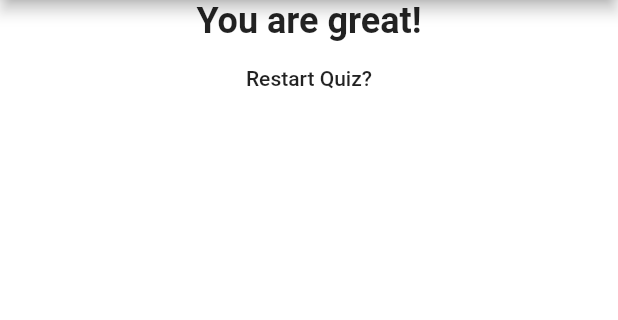
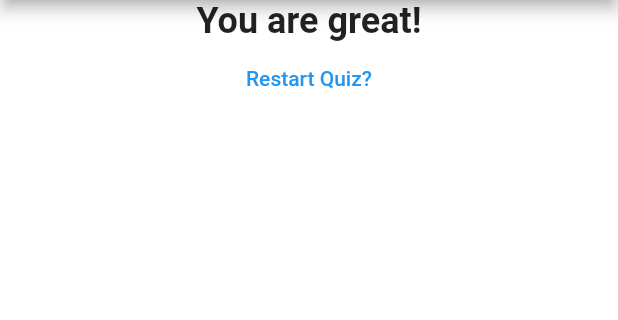
Before and after one commit to chandra-deb/FirstFlutterApp, a Flutter app: the screen it shows after launch, after a tap on "Red", after a tap on "Bull", on a phone screen of 412 x 824 dp, the part 84-404 px from its top. Run offline on Flutter 3.47's test engine with Material 2 defaults, Android fonts, the phone set to English and light mode, and no system bars.

Commit message:
changed Resterd Button to Blue Color

```diff
--- a/lib/result.dart
+++ b/lib/result.dart
@@ -30,7 +30,11 @@ class Result extends StatelessWidget {
             style: TextStyle(fontSize: 24, fontWeight: FontWeight.bold),
             textAlign: TextAlign.center,
           ),
-          FlatButton(onPressed: handleReset, child: Text('Restart Quiz?'))
+          FlatButton(
+            onPressed: handleReset,
+            child: Text('Restart Quiz?'),
+            textColor: Colors.blue,
+          )
         ],
       ),
     );
```
